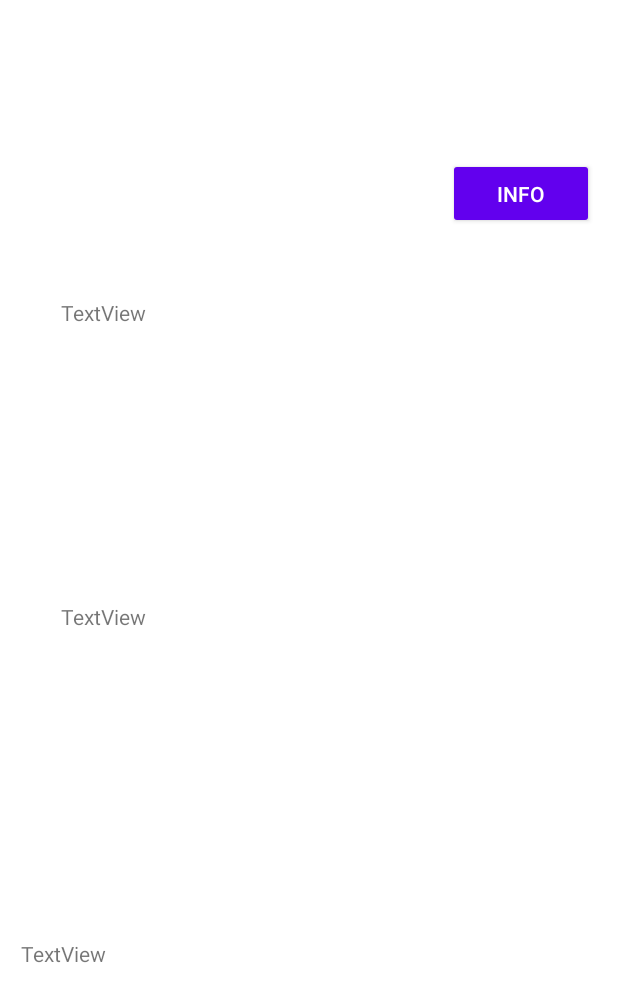
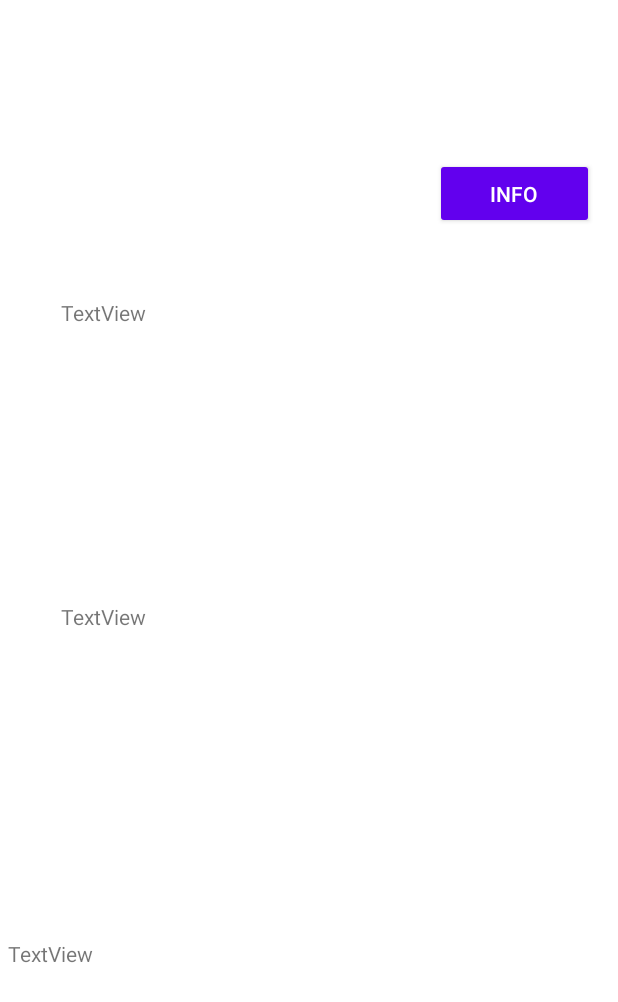
Before and after one commit to Alburrito18/FloppyDisk, an Android app: the layout profile_first.xml on its own in the app's theme, with its tools: preview values and no code run, on a phone screen of 412 x 824 dp. Shown: the top 1002 px of the screen. Run offline under Robolectric (Android 15) with nearby library versions, the phone set to English and light mode, and no system bars.

Commit message:
Startkod

```diff
--- a/app/src/main/java/com/example/intehora/FirstFragment.java
+++ b/app/src/main/java/com/example/intehora/FirstFragment.java
@@ -20,6 +20,7 @@ public class FirstFragment extends Fragment {
         return inflater.inflate(R.layout.fragment_first, container, false);
     }
 
+
     public void onViewCreated(@NonNull View view, Bundle savedInstanceState) {
         super.onViewCreated(view, savedInstanceState);
 
--- a/app/src/main/res/layout/profile_first.xml
+++ b/app/src/main/res/layout/profile_first.xml
@@ -36,13 +36,13 @@
         android:id="@+id/DagensDatumProfil"
         android:layout_width="151dp"
         android:layout_height="29dp"
-        android:layout_marginStart="1dp"
+        android:layout_marginStart="5dp"
         android:layout_marginEnd="238dp"
         android:layout_marginBottom="1dp"
         android:text="TextView"
         app:layout_constraintBottom_toBottomOf="parent"
         app:layout_constraintEnd_toEndOf="parent"
-        app:layout_constraintHorizontal_bias="0.6"
+        app:layout_constraintHorizontal_bias="0.0"
         app:layout_constraintStart_toStartOf="parent"
         app:layout_constraintTop_toBottomOf="@+id/KundIDProfil" />
 
```
Also changed, not shown: app/src/main/java/com/example/intehora/ProfileFirst.java (added, +27 -0 lines).
